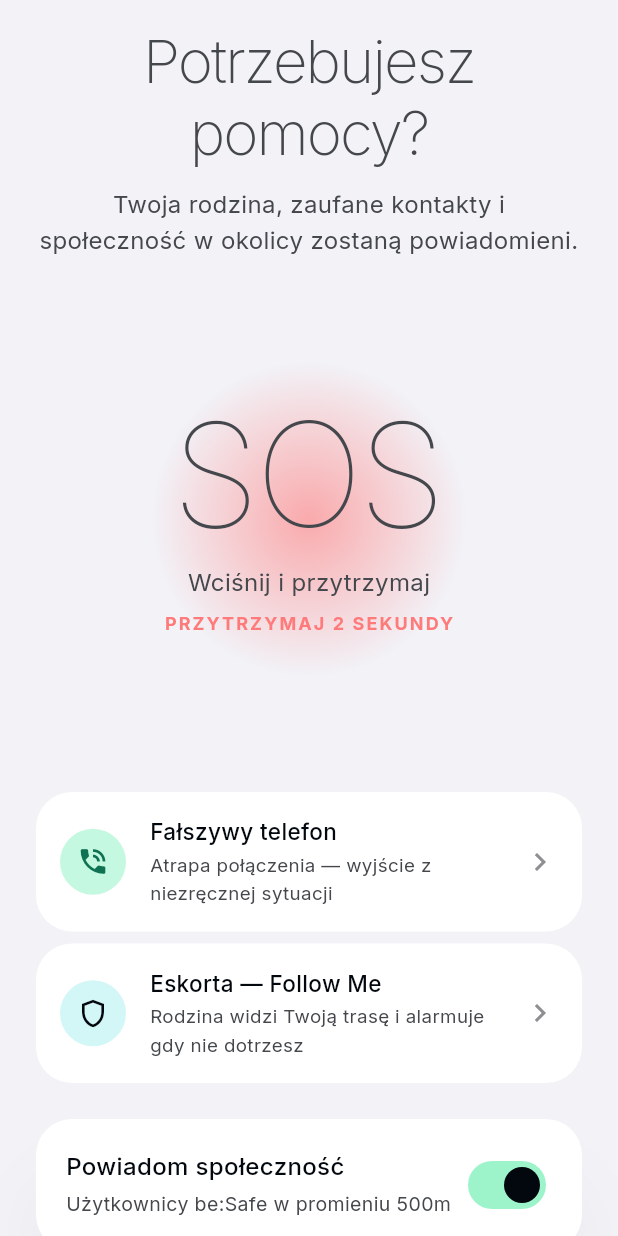
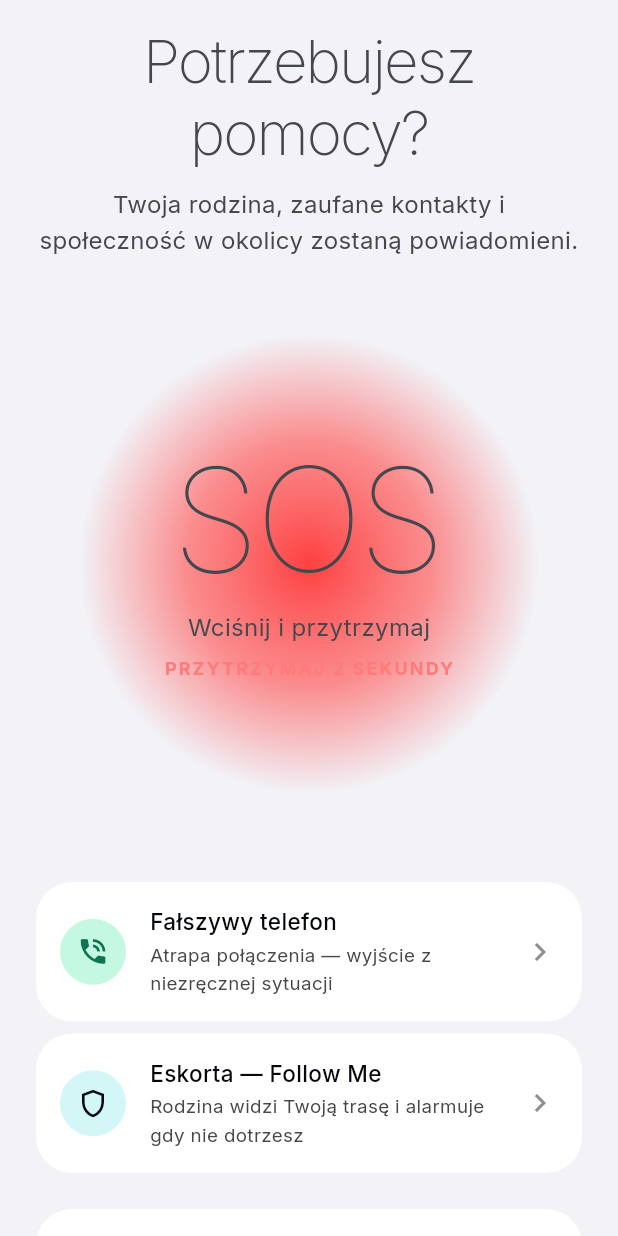
Before and after one commit to m3n3sx/be-safe, a Flutter app: the SosScreen screen opened directly, on a phone screen of 412 x 824 dp. Run offline on Flutter 3.47's test engine with Material 3 defaults, Android fonts, the phone set to English and light mode, and no system bars; drawn by our look-alikes of dynamic_color; our stand-ins replace battery_plus, cached_network_image, firebase_core, firebase_messaging, flutter_local_notifications, flutter_svg and 14 more; missing offline and left inert: flutter_background_service, google_maps_cluster_manager_2, home_widget, record; accounts and stored records are empty; network calls fail; project files that could hold a hidden picture were left out.

Commit message:
fix(ui): dark mode + spójność — profil członka, SOS, fake call, eskorta, rodzina (v129)
- Profil członka (child/member): tytuły akcji primary/onSurfaceVariant→iosLabel/
  iosSecondaryLabel (były niewidoczne); chip '23 dni temu' ikona+tekst→iosLabel;
  padding bottom 32→120 (dock zasłaniał Bezpieczne trasy).
- SOS: chmura 300→360px, czerwień #FF2D2D (mocna, 3-stop) + coreOpacity 0.9;
  opcje Powiadom społeczność/rodzinę/112 tytuł→iosLabel; switch→globalny SwitchTheme.
- Fake call: chipy imię/opóźnienie primary→iosLabel; banner intro→iosLabel.
- Eskorta: timer + 'Pozostały czas' primary/onSurfaceVariant→iosLabel/iosSecondary.
- Bezpieczne trasy: podtytuł + empty state primaryContainer@0.6→iosSecondaryLabel.
- Rodzina: badge ról (Rodzic/Dziecko) iosLabel→primary (ciemny na jasnej pigułce,
  były niewidoczne); chmura 2/8 240→300px + coreOpacity 0.6→0.85; kafelki Funkcje
  rodziny — usunięto radialny gradient + jednolite tło ikon (jeden kolor, spójność).
bump 128 → 129.

```diff
--- a/mobile/lib/screens/escort/escort_screen.dart
+++ b/mobile/lib/screens/escort/escort_screen.dart
@@ -439,7 +439,7 @@ class _EscortRequesterViewState extends State<_EscortRequesterView> {
               Text(
                 overdue ? 'PRZEKROCZONO ETA' : 'Pozostały czas',
                 style: SerenityText.labelCaps.copyWith(
-                    color: overdue ? SerenityColors.error : SerenityColors.onSurfaceVariant,
+                    color: overdue ? SerenityColors.glowAlertCoral : context.iosSecondaryLabel,
                     letterSpacing: 1.4),
               ),
               const SizedBox(height: 4),
@@ -449,7 +449,7 @@ class _EscortRequesterViewState extends State<_EscortRequesterView> {
                   fontSize: 48,
                   fontWeight: FontWeight.w300,
                   fontFeatures: const [FontFeature.tabularFigures()],
-                  color: overdue ? SerenityColors.error : SerenityColors.primary,
+                  color: overdue ? SerenityColors.glowAlertCoral : context.iosLabel,
                 ),
               ),
               if (destName.isNotEmpty)
--- a/mobile/lib/screens/family/member_profile_screen.dart
+++ b/mobile/lib/screens/family/member_profile_screen.dart
@@ -551,7 +551,7 @@ class _MemberProfileScreenState extends State<MemberProfileScreen> {
               : RefreshIndicator(
                   onRefresh: _load,
                   child: ListView(
-                    padding: const EdgeInsets.fromLTRB(16, 8, 16, 32),
+                    padding: const EdgeInsets.fromLTRB(16, 8, 16, 120),
                     children: [
                       _buildHeroCard(online),
                       const SizedBox(height: 16),
@@ -1003,8 +1003,8 @@ class _MemberProfileScreenState extends State<MemberProfileScreen> {
                             fontSize: 15,
                             fontWeight: FontWeight.w600,
                             color: onTap == null
-                                ? SerenityColors.onSurfaceVariant
-                                : SerenityColors.primary)),
+                                ? context.iosSecondaryLabel
+                                : context.iosLabel)),
                     const SizedBox(height: 2),
                     Text(subtitle,
                         style: TextStyle(
--- a/mobile/lib/screens/sos/sos_screen.dart
+++ b/mobile/lib/screens/sos/sos_screen.dart
@@ -250,27 +250,27 @@ class _SosScreenState extends State<SosScreen>
         builder: (context, child) {
           final progress = _holdCtrl.value;
           final scale = _holding ? 1.0 + progress * 0.1 : 1.0;
-          final coreOpacity = 0.6 + progress * 0.4;
+          final coreOpacity = 0.9 + progress * 0.1;
           return Transform.scale(
             scale: scale,
             child: SizedBox(
-              width: 300,
-              height: 300,
+              width: 360,
+              height: 360,
               child: Stack(
                 alignment: Alignment.center,
                 children: [
-                  // Czerwona, rozmyta „chmura" — miękka radialna poświata.
+                  // Czerwona, rozmyta „chmura" — mocna czerwień w środku.
                   Container(
                     decoration: BoxDecoration(
                       shape: BoxShape.circle,
                       gradient: RadialGradient(
                         colors: [
-                          SerenityColors.glowAlertCoral
-                              .withValues(alpha: coreOpacity),
-                          SerenityColors.glowAlertCoral
-                              .withValues(alpha: 0),
+                          const Color(0xFFFF2D2D).withValues(alpha: coreOpacity),
+                          const Color(0xFFFF5A5A)
+                              .withValues(alpha: coreOpacity * 0.75),
+                          const Color(0xFFFF5A5A).withValues(alpha: 0),
                         ],
-                        stops: const [0, 0.7],
+                        stops: const [0.0, 0.45, 0.85],
                       ),
                     ),
                   ),
@@ -527,8 +527,8 @@ class _SosScreenState extends State<SosScreen>
                   style: SerenityText.labelButton.copyWith(
                     fontSize: 16,
                     color: onChanged == null
-                        ? SerenityColors.onSurfaceVariant
-                        : SerenityColors.primary,
+                        ? context.iosSecondaryLabel
+                        : context.iosLabel,
                   ),
                 ),
                 const SizedBox(height: 4),
@@ -542,10 +542,6 @@ class _SosScreenState extends State<SosScreen>
           Switch(
             value: value,
             onChanged: onChanged,
-            activeColor: SerenityColors.primary,
-            activeTrackColor: SerenityColors.secondaryContainer,
-            inactiveThumbColor: context.iosCardSurface,
-            inactiveTrackColor: SerenityColors.surfaceContainerHigh,
           ),
         ],
       ),
--- a/mobile/lib/services/update_service.dart
+++ b/mobile/lib/services/update_service.dart
@@ -6,7 +6,7 @@ import 'package:http/http.dart' as http;
 import 'package:path_provider/path_provider.dart';
 import 'api_service.dart';
 
-const int appVersion = 128;
+const int appVersion = 129;
 
 class UpdateService {
   static const _channel = MethodChannel('pl.u235.alertmap/update');
--- a/mobile/pubspec.yaml
+++ b/mobile/pubspec.yaml
@@ -2,7 +2,7 @@ name: alertmap
 description: Community-driven safety alert system
 
 publish_to: 'none'
-version: 1.0.0+128
+version: 1.0.0+129
 
 environment:
   sdk: '>=3.0.0 <4.0.0'
```
Also changed, not shown: mobile/lib/screens/fake_call/fake_call_setup_screen.dart (+6 -6 lines), mobile/lib/screens/family/child_profile_screen.dart (+8 -6 lines), mobile/lib/screens/family/family_screen.dart (+6 -26 lines), mobile/lib/screens/family/safe_routes_screen.dart (+4 -5 lines), 1 other file.
